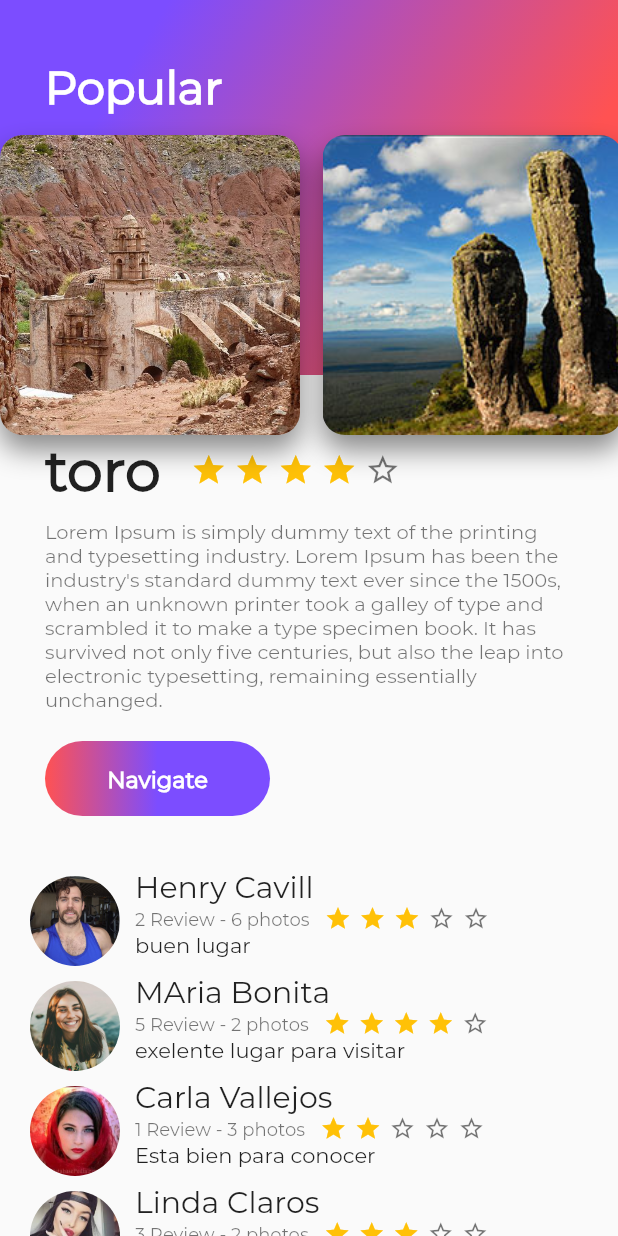
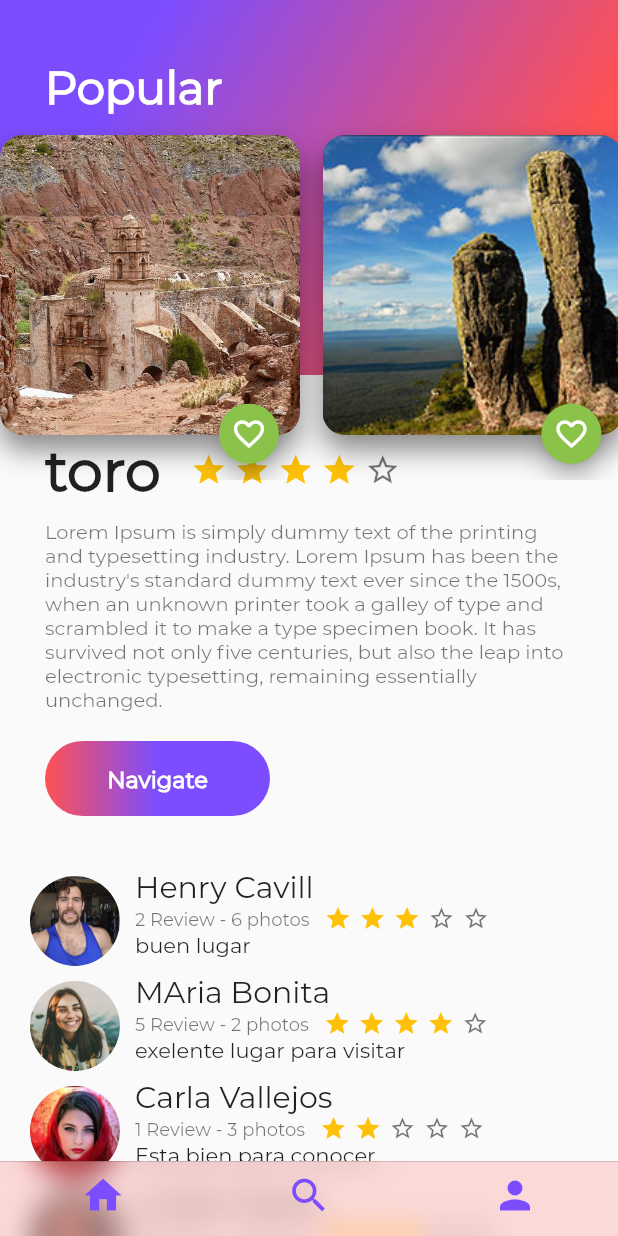
Before and after one commit to fuzenkazura/proyecto-programacion_3, a Flutter app: the screen it shows after launch, on a phone screen of 412 x 824 dp. Run offline on Flutter 3.47's test engine with Material 2 defaults, Android fonts, the phone set to English and light mode, and no system bars.

Commit message:
practica 4 progra

```diff
--- a/proyecto_app/lib/card_image.dart
+++ b/proyecto_app/lib/card_image.dart
@@ -1,4 +1,5 @@
 import 'package:flutter/material.dart';
+import 'package:proyecto_app/fab_green.dart';
 
 class CardImage extends StatelessWidget{
   String path;
@@ -7,7 +8,7 @@ class CardImage extends StatelessWidget{
 
   @override
   Widget build(BuildContext context) {
-    final cardImage = Padding(
+    final card = Padding(
       padding: EdgeInsets.only(
         top: 90,
             bottom: 30,
@@ -35,6 +36,14 @@ class CardImage extends StatelessWidget{
       ),
     );
 
+    final cardImage = Stack(
+      alignment: Alignment(0.7, 0.95),
+      children: <Widget>[
+        card,
+        FabGreen()
+      ],
+    );
+
     return cardImage;
   }
 
--- /dev/null
+++ b/proyecto_app/lib/fab_green.dart
@@ -0,0 +1,37 @@
+import 'package:flutter/material.dart';
+
+class FabGreen extends StatefulWidget {
+  @override
+  State<StatefulWidget> createState() {
+    return _FabGreen();
+  }
+
+}
+
+class _FabGreen extends State<FabGreen> {
+  var _fabIcon = Icons.favorite_border;
+  void onPressedFav(){
+    setState(() {
+      if(_fabIcon == Icons.favorite_border){
+        _fabIcon = Icons.favorite;
+      }else{
+        _fabIcon = Icons.favorite_border;
+      }
+    });
+  }
+
+  @override
+  Widget build(BuildContext context) {
+    final fabGreen = FloatingActionButton(
+      backgroundColor: Colors.lightGreen,
+      mini: true,
+      tooltip: "Fab",
+      child: Icon(
+          _fabIcon
+      ),
+      onPressed: onPressedFav,
+    );
+
+    return fabGreen;
+  }
+}
--- a/proyecto_app/lib/main.dart
+++ b/proyecto_app/lib/main.dart
@@ -1,4 +1,6 @@
 import 'package:flutter/material.dart';
+import 'package:proyecto_app/places.dart';
+import 'package:proyecto_app/places_cupertino.dart';
 import 'home.dart';
 
 
@@ -15,7 +17,7 @@ class MyApp extends StatelessWidget {
         primarySwatch: Colors.blue,
         visualDensity: VisualDensity.adaptivePlatformDensity
       ),
-      home: MyHome(),
+      home: PlacesCupertino(),
     );
     }
 }
--- /dev/null
+++ b/proyecto_app/lib/places_cupertino.dart
@@ -0,0 +1,63 @@
+import 'package:flutter/material.dart';
+import 'package:flutter/cupertino.dart';
+import 'package:proyecto_app/home.dart';
+import 'package:proyecto_app/profile_places.dart';
+import 'package:proyecto_app/search_places.dart';
+
+class PlacesCupertino extends StatelessWidget {
+  @override
+  Widget build(BuildContext context) {
+    final places = Scaffold(
+      bottomNavigationBar: CupertinoTabScaffold(
+        tabBar: CupertinoTabBar(
+          backgroundColor: Colors.redAccent.withAlpha(50),
+          items: [
+            BottomNavigationBarItem(
+              icon: Icon(
+                Icons.home,
+                color: Colors.deepPurpleAccent,
+              )
+            ),
+            BottomNavigationBarItem(
+                icon: Icon(
+                  Icons.search,
+                  color: Colors.deepPurpleAccent,
+                )
+            ),
+            BottomNavigationBarItem(
+                icon: Icon(
+                  Icons.person,
+                  color: Colors.deepPurpleAccent,
+                )
+            )
+          ],
+        ),
+        tabBuilder: (BuildContext context, int index){
+          CupertinoTabView cupertinoTabView;
+
+          switch(index) {
+            case 0:
+              cupertinoTabView = CupertinoTabView(
+                builder: (BuildContext context) => MyHome(),
+              );
+              break;
+            case 1:
+              cupertinoTabView = CupertinoTabView(
+                builder: (BuildContext context) => SearchPlaces(),
+              );
+              break;
+            case 2:
+              cupertinoTabView = CupertinoTabView(
+                builder: (BuildContext context) => ProfilePlaces(),
+              );
+              break;
+          }
+          return cupertinoTabView;
+        },
+      ),
+    );
+
+    return places;
+  }
+
+}
```
Also changed, not shown: proyecto_app/lib/places.dart (added, +68 -0 lines), proyecto_app/lib/profile_places.dart (added, +11 -0 lines), proyecto_app/lib/search_places.dart (added, +12 -0 lines).
